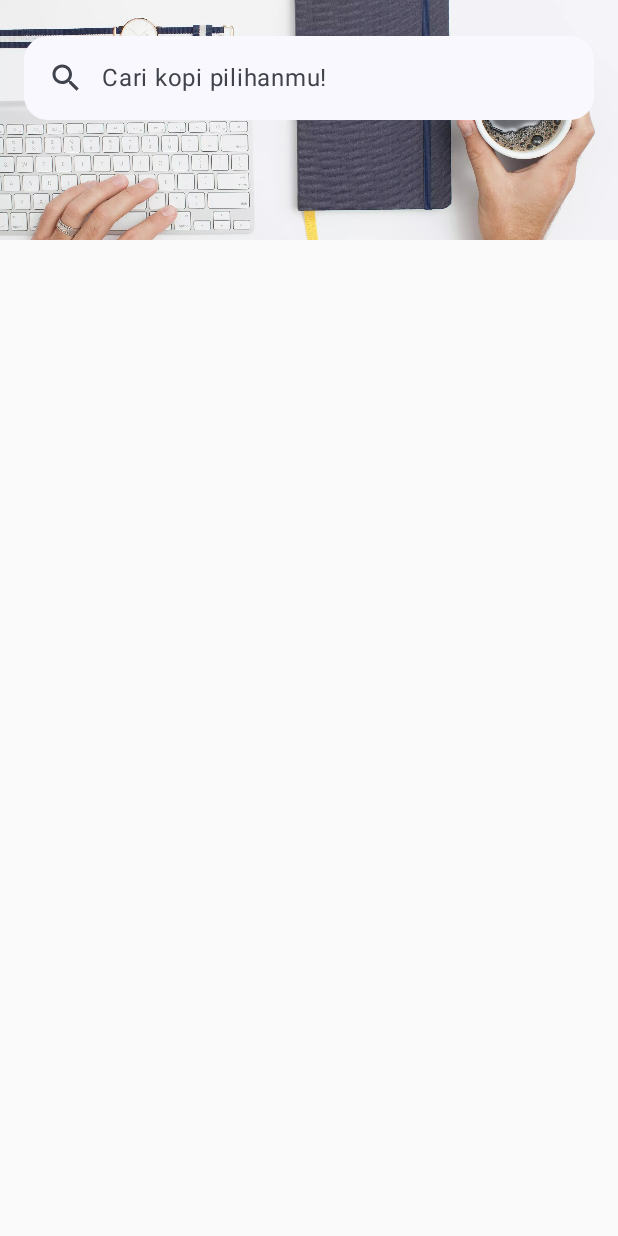
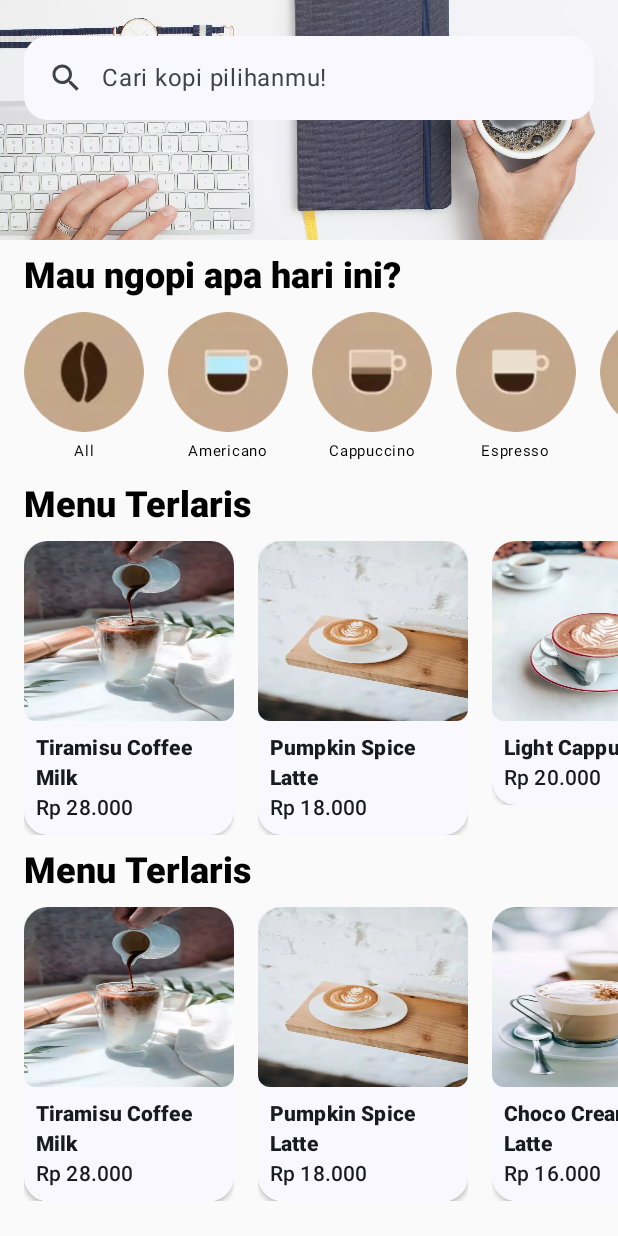
Before and after one commit to xirf/CoffeShop, an Android app built with Jetpack Compose: the screen it shows after launch (MainActivity), on a phone screen of 412 x 824 dp. Run offline under Robolectric (Android 15) with nearby library versions, the phone set to English and light mode, and no system bars.

Commit message:
feat: menu

```diff
--- a/app/src/main/java/com/example/coffeshop/MainActivity.kt
+++ b/app/src/main/java/com/example/coffeshop/MainActivity.kt
@@ -5,17 +5,35 @@ import androidx.activity.ComponentActivity
 import androidx.activity.compose.setContent
 import androidx.activity.enableEdgeToEdge
 import androidx.compose.foundation.Image
+import androidx.compose.foundation.layout.Arrangement
 import androidx.compose.foundation.layout.Box
 import androidx.compose.foundation.layout.Column
+import androidx.compose.foundation.layout.PaddingValues
+import androidx.compose.foundation.layout.fillMaxHeight
 import androidx.compose.foundation.layout.height
+import androidx.compose.foundation.layout.padding
+import androidx.compose.foundation.lazy.LazyRow
+import androidx.compose.foundation.lazy.items
+import androidx.compose.foundation.rememberScrollState
+import androidx.compose.foundation.verticalScroll
 import androidx.compose.runtime.Composable
 import androidx.compose.ui.Modifier
+import androidx.compose.ui.draw.clipToBounds
 import androidx.compose.ui.layout.ContentScale
 import androidx.compose.ui.res.painterResource
+import androidx.compose.ui.res.stringResource
 import androidx.compose.ui.tooling.preview.Devices
 import androidx.compose.ui.tooling.preview.Preview
 import androidx.compose.ui.unit.dp
+import com.example.coffeshop.model.Menu
+import com.example.coffeshop.model.dummyBestSellerMenu
+import com.example.coffeshop.model.dummyCategory
+import com.example.coffeshop.model.dummyMenu
+import com.example.coffeshop.ui.components.CategoryItem
+import com.example.coffeshop.ui.components.HomeSection
+import com.example.coffeshop.ui.components.MenuItem
 import com.example.coffeshop.ui.components.Search
+import com.example.coffeshop.ui.components.SectionText
 import com.example.coffeshop.ui.theme.CoffeShopTheme
 
 class MainActivity : ComponentActivity() {
@@ -32,14 +50,54 @@ class MainActivity : ComponentActivity() {
 
 @Composable
 fun CoffeeShopApp(modifier: Modifier = Modifier) {
-    Column {
+    Column(
+        modifier = Modifier.verticalScroll(rememberScrollState())
+    ) {
         Banner()
+        HomeSection(
+            title = stringResource(R.string.section_category),
+            content = { CategoryRow() }
+        )
+        HomeSection(stringResource(R.string.section_best_seller_menu), Modifier) {
+            MenuRow(dummyMenu)
+        }
+        HomeSection(stringResource(R.string.section_best_seller_menu)) {
+            MenuRow(dummyBestSellerMenu)
+        }
     }
 }
 
 @Composable
-fun Banner(modifier: Modifier = Modifier){
-    Box(modifier = modifier){
+fun MenuRow(
+    listMenu: List<Menu>,
+    modifier: Modifier = Modifier
+) {
+    LazyRow(
+        horizontalArrangement = Arrangement.spacedBy(16.dp),
+        contentPadding = PaddingValues(horizontal = 16.dp),
+        modifier = modifier
+    ) {
+        items(listMenu, key = { it.title }) {
+            MenuItem(it, modifier = modifier.clipToBounds())
+        }
+    }
+}
+
+@Composable
+fun CategoryRow(modifier: Modifier = Modifier) {
+    LazyRow(
+        horizontalArrangement = Arrangement.spacedBy(16.dp),
+        contentPadding = PaddingValues(horizontal = 16.dp)
+    ) {
+        items(dummyCategory, key = { it.textCategory }) { category ->
+            CategoryItem(category, modifier = modifier.fillMaxHeight())
+        }
+    }
+}
+
+@Composable
+fun Banner(modifier: Modifier = Modifier) {
+    Box(modifier = modifier) {
         Image(
             painter = painterResource(R.drawable.banner),
             contentDescription = "Banner Coffee Shop",
@@ -50,6 +108,13 @@ fun Banner(modifier: Modifier = Modifier){
     }
 }
 
+
+/**
+ * ==============================
+ * PREVIEW
+ * ==============================
+ */
+
 @Preview(showBackground = true, showSystemUi = true, device = "id:pixel_8_pro")
 @Composable
 fun CoffeShopAppPreview() {
--- /dev/null
+++ b/app/src/main/java/com/example/coffeshop/ui/components/CategoryItem.kt
@@ -0,0 +1,60 @@
+package com.example.coffeshop.ui.components
+
+import androidx.compose.foundation.Image
+import androidx.compose.foundation.layout.Column
+import androidx.compose.foundation.layout.padding
+import androidx.compose.foundation.layout.paddingFromBaseline
+import androidx.compose.foundation.layout.size
+import androidx.compose.foundation.shape.CircleShape
+import androidx.compose.material3.Text
+import androidx.compose.runtime.Composable
+import androidx.compose.ui.Alignment
+import androidx.compose.ui.Modifier
+import androidx.compose.ui.draw.clip
+import androidx.compose.ui.res.painterResource
+import androidx.compose.ui.res.stringResource
+import androidx.compose.ui.tooling.preview.Devices
+import androidx.compose.ui.tooling.preview.Preview
+import androidx.compose.ui.unit.dp
+import androidx.compose.ui.unit.sp
+import com.example.coffeshop.R
+import com.example.coffeshop.model.Category
+import com.example.coffeshop.ui.theme.CoffeShopTheme
+
+@Composable
+fun CategoryItem (
+    category: Category,
+    modifier: Modifier = Modifier
+){
+    Column (
+        modifier = modifier,
+        horizontalAlignment = Alignment.CenterHorizontally
+    ){
+        Image(
+            painter = painterResource(category.imageCategory),
+            contentDescription = null,
+            modifier = Modifier
+                .size(80.dp)
+                .clip(CircleShape)
+        )
+        Text(
+            text = stringResource(category.textCategory),
+            fontSize = 10.sp,
+            modifier = Modifier.paddingFromBaseline(top = 16.dp, bottom = 8.dp )
+        )
+    }
+}
+
+@Composable
+@Preview(showSystemUi = true, device = Devices.PIXEL_7_PRO)
+fun CategoryItemPreview() {
+    CoffeShopTheme {
+        CategoryItem(
+            category = Category(
+                R.drawable.icon_category_cappuccino,
+                R.string.category_cappuccino,
+            ),
+            modifier = Modifier.padding(horizontal = 8.dp)
+        )
+    }
+}
--- /dev/null
+++ b/app/src/main/java/com/example/coffeshop/ui/components/HomeSection.kt
@@ -0,0 +1,17 @@
+package com.example.coffeshop.ui.components
+
+import androidx.compose.foundation.layout.Column
+import androidx.compose.runtime.Composable
+import androidx.compose.ui.Modifier
+
+@Composable
+fun HomeSection(
+    title: String,
+    modifier: Modifier = Modifier,
+    content: @Composable () -> Unit
+) {
+    Column(modifier) {
+        SectionText(title, modifier)
+        content()
+    }
+}
--- /dev/null
+++ b/app/src/main/java/com/example/coffeshop/ui/components/MenuItem.kt
@@ -0,0 +1,79 @@
+package com.example.coffeshop.ui.components
+
+import androidx.compose.foundation.Image
+import androidx.compose.foundation.layout.Column
+import androidx.compose.foundation.layout.fillMaxHeight
+import androidx.compose.foundation.layout.fillMaxWidth
+import androidx.compose.foundation.layout.height
+import androidx.compose.foundation.layout.padding
+import androidx.compose.foundation.layout.width
+import androidx.compose.foundation.shape.RoundedCornerShape
+import androidx.compose.material3.Card
+import androidx.compose.material3.CardDefaults
+import androidx.compose.material3.MaterialTheme
+import androidx.compose.material3.Text
+import androidx.compose.runtime.Composable
+import androidx.compose.ui.Modifier
+import androidx.compose.ui.draw.clip
+import androidx.compose.ui.layout.ContentScale
+import androidx.compose.ui.res.painterResource
+import androidx.compose.ui.text.font.FontWeight
+import androidx.compose.ui.text.style.TextOverflow
+import androidx.compose.ui.tooling.preview.Preview
+import androidx.compose.ui.unit.dp
+import com.example.coffeshop.R
+import com.example.coffeshop.model.Menu
+
+@Composable
+fun MenuItem(
+    menu: Menu,
+    modifier: Modifier = Modifier
+) {
+    Card (
+        modifier = modifier.width(140.dp).fillMaxHeight(),
+        shape = RoundedCornerShape(16.dp),
+        elevation = CardDefaults.cardElevation(
+            defaultElevation = 2.dp
+        ),
+        colors = CardDefaults.cardColors(
+            containerColor = MaterialTheme.colorScheme.background
+        ),
+    ){
+        Column {
+            Image(
+                painter = painterResource(menu.image),
+                contentDescription = menu.title,
+                contentScale = ContentScale.FillBounds,
+                modifier = Modifier.fillMaxWidth().height(120.dp).clip(RoundedCornerShape(8.dp))
+            )
+            Column (
+                modifier = Modifier.padding(8.dp)
+            ){
+                Text(
+                    text = menu.title,
+                    style = MaterialTheme.typography.titleSmall.copy(
+                        fontWeight = FontWeight.ExtraBold
+                    ),
+                    maxLines = 2,
+                    overflow = TextOverflow.Ellipsis,
+                )
+                Text(
+                    text = menu.price,
+                    style = MaterialTheme.typography.titleSmall,
+                )
+            }
+        }
+    }
+}
+
+
+@Composable
+@Preview(showBackground = true)
+fun MenuItemPreview() {
+    MaterialTheme {
+        MenuItem(
+            menu = Menu(R.drawable.menu2, "Hot Pumpkin Spice Latte Premium", "Rp 18.000"),
+            modifier = Modifier.padding(8.dp)
+        )
+    }
+}
--- /dev/null
+++ b/app/src/main/java/com/example/coffeshop/ui/components/SectionText.kt
@@ -0,0 +1,24 @@
+package com.example.coffeshop.ui.components
+
+import androidx.compose.foundation.layout.padding
+import androidx.compose.material3.MaterialTheme
+import androidx.compose.material3.Text
+import androidx.compose.runtime.Composable
+import androidx.compose.ui.Modifier
+import androidx.compose.ui.text.font.FontWeight
+import androidx.compose.ui.unit.dp
+
+@Composable
+fun SectionText(
+    title: String,
+    modifier: Modifier = Modifier
+) {
+    Text(
+        text = title,
+        style = MaterialTheme.typography.headlineSmall.copy(
+            fontWeight = FontWeight.ExtraBold
+        ),
+        modifier = modifier
+            .padding(horizontal = 16.dp, vertical = 8.dp)
+    )
+}
```
